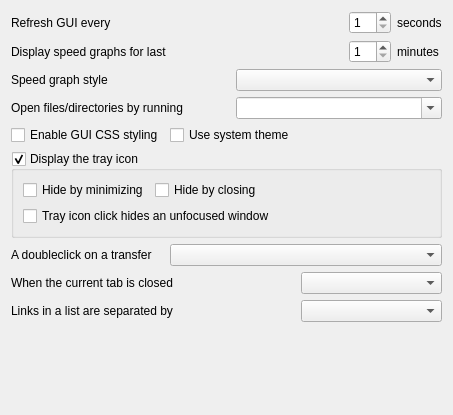
Old version of the form src/SettingsGeneralForm.ui in the repository LubosD/fatrat.
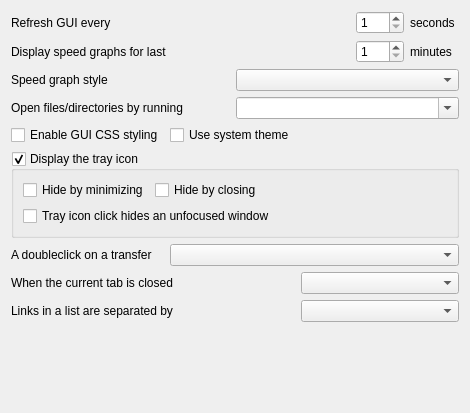
New version of the form.

```diff
--- a/src/SettingsGeneralForm.ui
+++ b/src/SettingsGeneralForm.ui
@@ -6,8 +6,8 @@
    <rect>
     <x>0</x>
     <y>0</y>
-    <width>446</width>
-    <height>415</height>
+    <width>470</width>
+    <height>413</height>
    </rect>
   </property>
   <layout class="QGridLayout" name="gridLayout">
```
